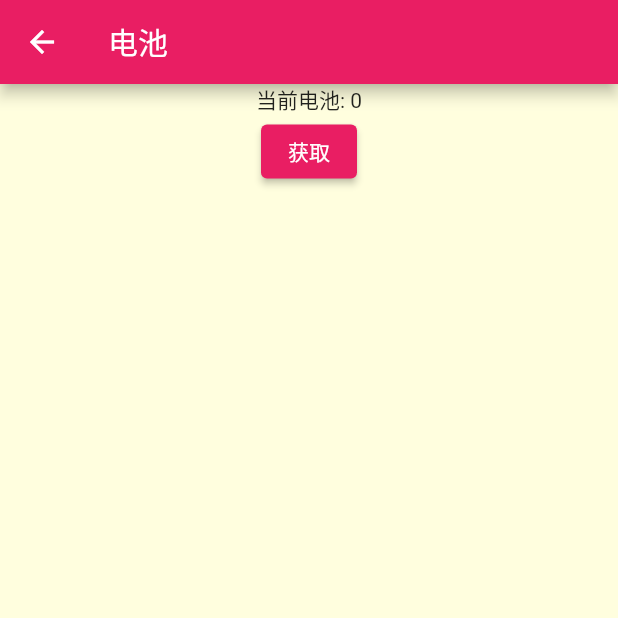
After one commit to YanxiFeng/LearnFlutter, a Flutter app: the HYBatteryScreen screen opened by its route, after a tap on "获取", on a phone screen of 412 x 824 dp, the top half of it. The commit adds this screen. Run offline on Flutter 3.47's test engine with Material 2 defaults, Android fonts, the phone set to English and light mode, and no system bars; our stand-ins replace dio, image_picker, video_player.

Commit message:
use channel to connect native code

```diff
--- a/lib/core/router/route.dart
+++ b/lib/core/router/route.dart
@@ -4,6 +4,7 @@ import 'package:learnflutter/ui/pages/dine/dine.dart';
 import 'package:learnflutter/ui/pages/filter/filter.dart';
 import 'package:learnflutter/ui/pages/main/main.dart';
 import 'package:learnflutter/ui/pages/meal/meal.dart';
+import 'package:learnflutter/ui/pages/native/battery.dart';
 import 'package:learnflutter/ui/pages/native/select_image.dart';
 
 class HYRouter {
@@ -15,6 +16,7 @@ class HYRouter {
     HYMainScreen.routeName: (ctx) => HYMainScreen(),
     HYMealScreen.routeName: (ctx) => HYMealScreen(),
     HYDetailScreen.routeName: (ctx) => HYDetailScreen(),
+    HYBatteryScreen.routeName: (ctx) => HYBatteryScreen(),
   };
 
   // 自己扩展
--- a/lib/ui/pages/dine/dine_content.dart
+++ b/lib/ui/pages/dine/dine_content.dart
@@ -2,6 +2,7 @@ import 'dart:io';
 import 'package:flutter/material.dart';
 import 'package:image_picker/image_picker.dart';
 import 'package:learnflutter/generated/l10n.dart';
+import 'package:learnflutter/ui/pages/native/battery.dart';
 
 class HYDineContent extends StatefulWidget {
   const HYDineContent({Key? key}) : super(key: key);
@@ -39,6 +40,12 @@ class _HYDineContentState extends State<HYDineContent> {
               _selectImage();
             },
             child: Text(S.of(context).selectImage),
+          ),
+          ElevatedButton(
+            onPressed: () {
+              Navigator.of(context).pushNamed(HYBatteryScreen.routeName);
+            },
+            child: Text("Native-电池"),
           )
         ],
       ),
--- /dev/null
+++ b/lib/ui/pages/native/battery.dart
@@ -0,0 +1,45 @@
+import 'package:flutter/material.dart';
+import 'package:flutter/services.dart';
+
+class HYBatteryScreen extends StatelessWidget {
+  static const String routeName = "/battery";
+
+  @override
+  Widget build(BuildContext context) {
+    return Scaffold(
+      appBar: AppBar(
+        title: Text("电池"),
+      ),
+      body: HYBatteryContent(),
+    );
+  }
+}
+
+class HYBatteryContent extends StatefulWidget {
+  @override
+  _HYBatteryContentState createState() => _HYBatteryContentState();
+}
+
+class _HYBatteryContentState extends State<HYBatteryContent> {
+  static const platform = const MethodChannel("com.chope.chopebook/battery");
+  int _result = 0;
+
+  @override
+  Widget build(BuildContext context) {
+    return Center(
+      child: Column(
+        children: [
+          Text("当前电池: $_result"),
+          ElevatedButton(onPressed: getBatteryInfo, child: Text("获取"))
+        ],
+      ),
+    );
+  }
+
+  void getBatteryInfo() async {
+    final int result = await platform.invokeMethod("getBatteryInfo");
+    setState(() {
+      _result = result;
+    });
+  }
+}
```
Also changed, not shown: 2 other files.
